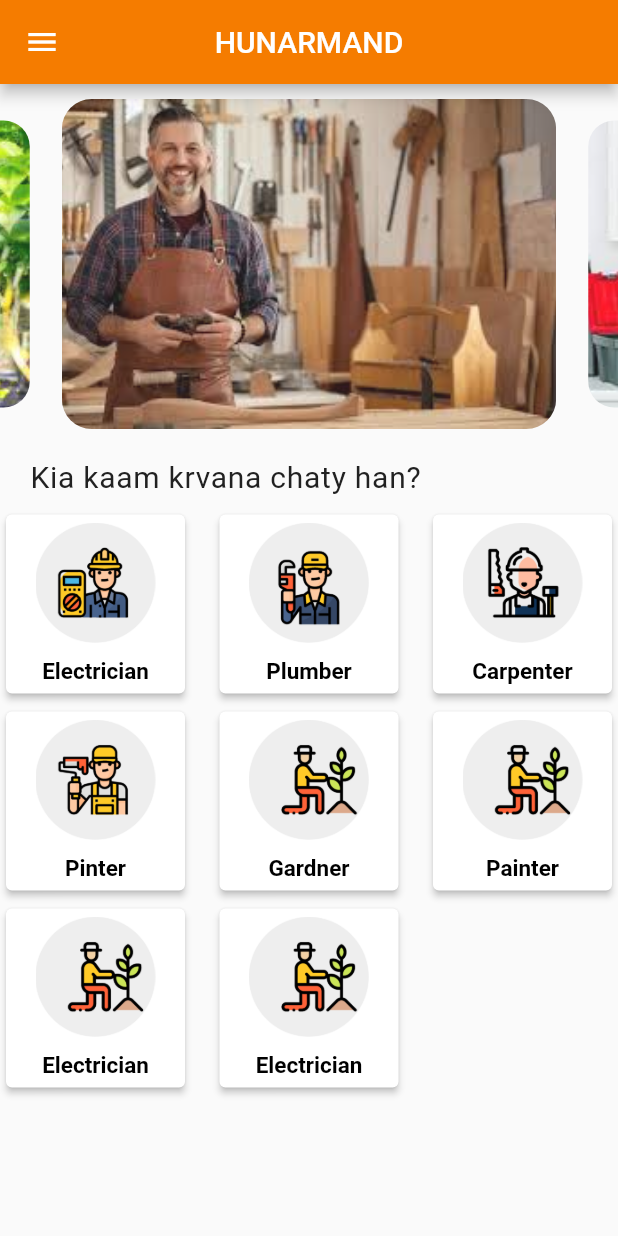
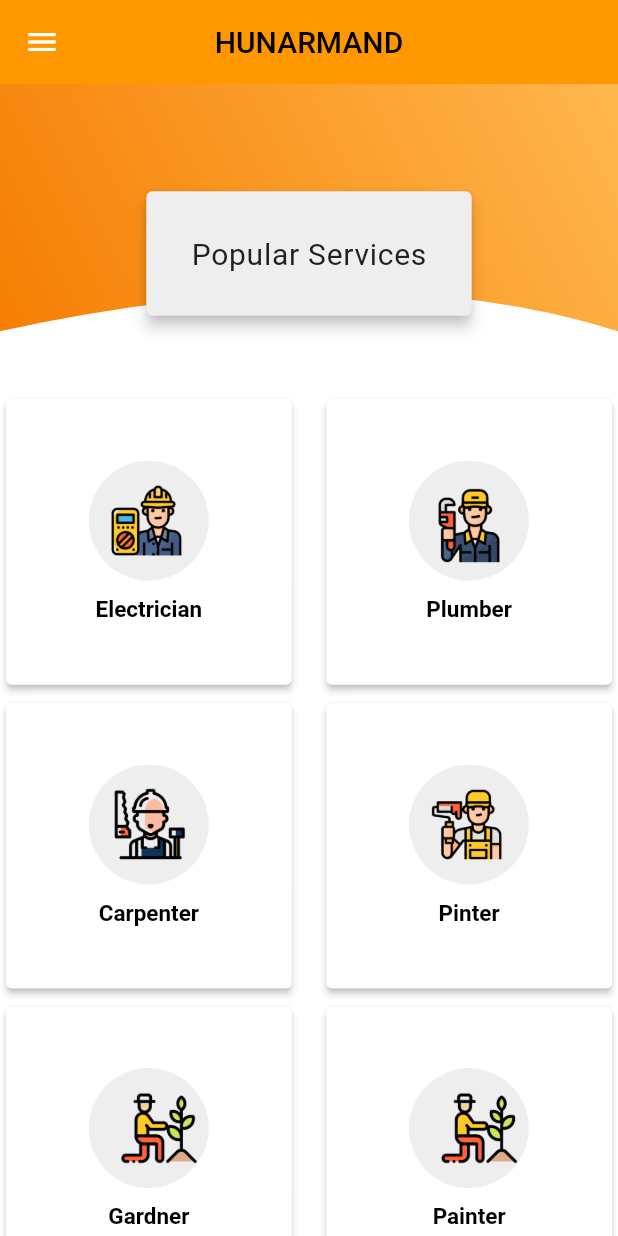
Before and after one commit to WaseemAbbasi22/Hunarmand, a Flutter app: the screen it shows after launch, on a phone screen of 412 x 824 dp. Run offline on Flutter 3.47's test engine with Material 2 defaults, Android fonts, the phone set to English and light mode, and no system bars; drawn by our look-alikes of carousel_slider; our stand-ins replace firebase_auth, firebase_core, flutter_swiper, font_awesome_flutter, google_maps_flutter, gradient_widgets and 1 more; accounts and stored records are empty.

Commit message:
adding  animated ClipperDrawer

```diff
--- a/lib/Screens/HomeScreen.dart
+++ b/lib/Screens/HomeScreen.dart
@@ -1,6 +1,7 @@
 //import 'dart:html';
 
 import 'package:Hunarmand_signIn_Ui/Screens/duplicate/Home2.dart';
+import 'package:Hunarmand_signIn_Ui/Screens/duplicate/clipper_screen.dart';
 import 'package:Hunarmand_signIn_Ui/Screens/service_detail_screen.dart';
 import 'package:Hunarmand_signIn_Ui/Screens/slider.dart';
 import 'package:Hunarmand_signIn_Ui/Widgets/header_widget.dart';
@@ -41,7 +42,8 @@ class _HomeState extends State<Home> {
 
           children: <Widget>[
             //,
-            Cslider(),
+            //Cslider(),
+            //ClipperDesign(),
             // HomeS(),
 
             // SingleChildScrollView(
@@ -99,7 +101,7 @@ class _HomeState extends State<Home> {
                       image: 'assets/gardnerk.png', text: 'Electrician'),
                   _cardWidget(
                       image: 'assets/gardnerk.png', text: 'Electrician'),
-                ],//hhhyiyyubbb jjhjh
+                ], //hhhyiyyubbb jjhjh
               ),
             ),
           ],
--- /dev/null
+++ b/lib/Screens/duplicate/clipper_screen.dart
@@ -0,0 +1,167 @@
+import 'package:Hunarmand_signIn_Ui/Screens/HomeScreen.dart';
+import 'package:Hunarmand_signIn_Ui/Screens/service_detail_screen.dart';
+import 'package:flutter/material.dart';
+import 'dart:math' as math;
+
+class ClipperDesign extends StatefulWidget {
+  ClipperDesign({Key key}) : super(key: key);
+
+  @override
+  _ClipperDesignState createState() => _ClipperDesignState();
+}
+
+class _ClipperDesignState extends State<ClipperDesign>
+    with SingleTickerProviderStateMixin {
+  AnimationController _controller;
+  @override
+  void initState() {
+    super.initState();
+    _controller = AnimationController(
+      value: 0,
+      duration: Duration(seconds: 20),
+      upperBound: 1,
+      lowerBound: -1,
+      vsync: this,
+    )..repeat();
+  }
+
+  @override
+  void dispose() {
+    // TODO: implement dispose
+    _controller.dispose();
+    super.dispose();
+  }
+
+  @override
+  Widget build(BuildContext context) {
+    var size = MediaQuery.of(context).size;
+    return Scaffold(
+      backgroundColor: Colors.white,
+      resizeToAvoidBottomPadding: false,
+      body: Column(
+        children: [
+          Stack(
+            alignment: Alignment.center,
+            children: [
+              AnimatedBuilder(
+                animation: _controller,
+                builder: (BuildContext context, Widget child) {
+                  return ClipPath(
+                    clipper: DrawClip(_controller.value),
+                    child: Container(
+                      height: size.height * 0.25,
+                      decoration: BoxDecoration(
+                        gradient: LinearGradient(
+                            begin: Alignment.bottomLeft,
+                            end: Alignment.topRight,
+                            colors: [Colors.orange[700], Colors.orange[300]]),
+                      ),
+                    ),
+                  );
+                },
+              ),
+              Container(
+                margin: EdgeInsets.only(top: 20.0),
+                child: Card(
+                  color: Colors.grey[200],
+                  elevation: 4.0,
+                  child: Container(
+                    padding: EdgeInsets.all(30.0),
+                    child: Text(
+                      'Popular Services',
+                      style: TextStyle(
+                        color: Colors.grey[900],
+                        //fontWeight: FontWeight.bold,
+                        fontSize: 20.0,
+                        letterSpacing: 0.5,
+                      ),
+                    ),
+                  ),
+                ),
+              ),
+            ],
+          ),
+
+          Expanded(
+            child: GridView.count(
+              mainAxisSpacing: 4,
+              crossAxisSpacing: 15,
+              primary: false,
+              crossAxisCount: 2,
+              children: <Widget>[
+                _cardWidget(
+                    image: 'assets/electriciank.png', text: 'Electrician'),
+                _cardWidget(image: 'assets/plumberk.png', text: 'Plumber'),
+                _cardWidget(image: 'assets/carpenterk.png', text: 'Carpenter'),
+                _cardWidget(image: 'assets/painterk.png', text: 'Pinter'),
+                _cardWidget(image: 'assets/gardnerk.png', text: 'Gardner'),
+                _cardWidget(image: 'assets/gardnerk.png', text: 'Painter'),
+                _cardWidget(image: 'assets/gardnerk.png', text: 'Electrician'),
+                _cardWidget(image: 'assets/gardnerk.png', text: 'Electrician'),
+              ], //hhhyiyyubbb jjhjh
+            ),
+          ),
+          //Expanded(child: Home()),
+        ],
+      ),
+    );
+  }
+
+  Widget _cardWidget({String image, String text}) {
+    return InkWell(
+      onTap: () {
+        Navigator.push(
+            context, MaterialPageRoute(builder: (context) => ServiceDetail()));
+      },
+      child: Card(
+        color: Colors.grey[395],
+        elevation: 2,
+        child: Column(
+          mainAxisAlignment: MainAxisAlignment.center,
+          crossAxisAlignment: CrossAxisAlignment.center,
+          children: <Widget>[
+            Image(
+              image: AssetImage(
+                image,
+              ),
+              height: 80.0,
+              //width: 150.0,
+            ),
+            SizedBox(
+              height: 10.0,
+            ),
+            Text(text,
+                style: TextStyle(
+                  color: Colors.black,
+                  fontSize: 15.0,
+                  fontWeight: FontWeight.bold,
+                ))
+          ],
+        ),
+      ),
+    );
+  }
+}
+
+class DrawClip extends CustomClipper<Path> {
+  double move = 0;
+  double slice = math.pi;
+  DrawClip(this.move);
+  @override
+  Path getClip(Size size) {
+    Path path = Path();
+    path.lineTo(0, size.height * 0.8);
+    double xCenter =
+        size.width * 0.2 + (size.width * 0.4 + 1) * math.sin(move * slice);
+    double yCenter = size.height * 0.6 + 50 * math.cos(move * slice);
+    path.quadraticBezierTo(xCenter, yCenter, size.width, size.height * 0.8);
+
+    path.lineTo(size.width, 0);
+    return path;
+  }
+
+  @override
+  bool shouldReclip(CustomClipper<Path> oldClipper) {
+    return true;
+  }
+}
--- a/lib/Screens/starter.dart
+++ b/lib/Screens/starter.dart
@@ -1,6 +1,7 @@
 //import 'package:Hunarmand_signIn_Ui/Screens/HomeScreen.dart';
 import 'package:Hunarmand_signIn_Ui/Screens/HomeScreen.dart';
 import 'package:Hunarmand_signIn_Ui/Screens/duplicate/Home2.dart';
+import 'package:Hunarmand_signIn_Ui/Screens/duplicate/clipper_screen.dart';
 import 'package:Hunarmand_signIn_Ui/Widgets/drawer.dart';
 import 'package:Hunarmand_signIn_Ui/sidebar/collapsing_navigation_drawer_widget.dart';
 import 'package:Hunarmand_signIn_Ui/utils/color.dart';
@@ -15,9 +16,9 @@ class StarterScreen extends StatelessWidget {
       child: Scaffold(
         //backgroundColor: Color(0xFF81F2836),
         appBar: AppBar(
-          backgroundColor: Colors.orange[700],
-          // elevation: 5.0,
-          title: Text("HUNARMAND"),
+          backgroundColor: Colors.orange[500],
+          elevation: 0,
+          title: Text("HUNARMAND", style: TextStyle(color: Colors.black)),
           centerTitle: true,
         ),
         drawer: MainDrawer(),
@@ -29,7 +30,8 @@ class StarterScreen extends StatelessWidget {
         body: Stack(
           children: <Widget>[
             //,
-            Home(),
+            ClipperDesign(),
+            //Home(),
             //HomeS(),
 
             //CollapsingNavigationDrawer(),
--- a/lib/Widgets/drawer.dart
+++ b/lib/Widgets/drawer.dart
@@ -1,3 +1,4 @@
+import 'package:Hunarmand_signIn_Ui/Screens/duplicate/clipper_screen.dart';
 import 'package:Hunarmand_signIn_Ui/Screens/registration_screen.dart';
 import 'package:Hunarmand_signIn_Ui/Screens/services.dart';
 import 'package:flutter/material.dart';
@@ -65,8 +66,10 @@ class _MainDrawerState extends State<MainDrawer> {
                     icon: FontAwesomeIcons.arrowLeft,
                     onClick: () {
                       Navigator.pop(context);
-                      // Navigator.push(context,
-                      //     MaterialPageRoute(builder: (context) => Services()));
+                      Navigator.push(
+                          context,
+                          MaterialPageRoute(
+                              builder: (context) => ClipperDesign()));
                     }),
               ),
             ] else ...[
```
